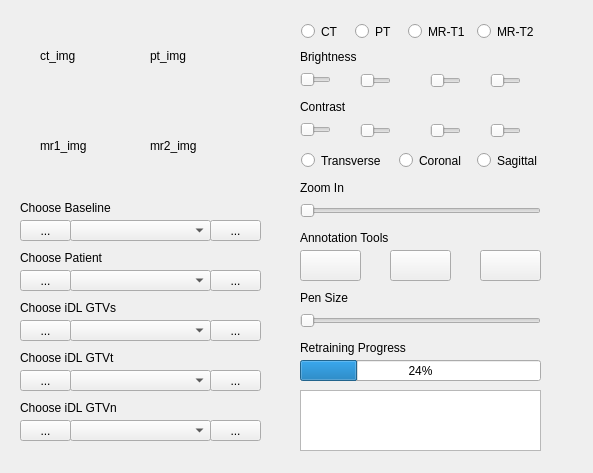
First picture: the form in py_code/core.ui, repository BBQtime/iDL_3d, before the edit.
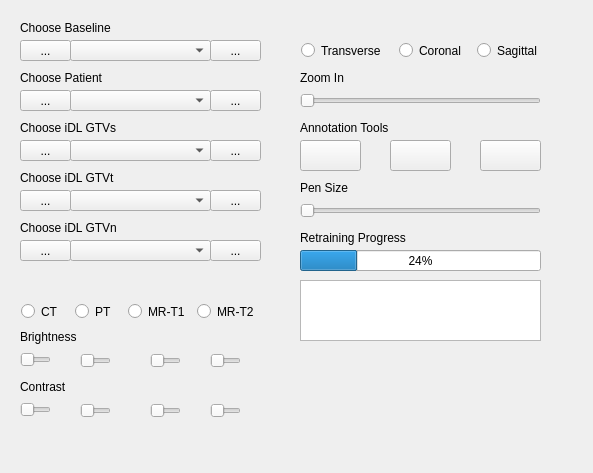
Second picture: the form after the edit. Icons and pictures are not drawn.

Commit message: 1.fix qimage saving bug. (add binarization before and after the reshape of ndarray) 2.add refresh_crosses and refresh_annotation into resizeEvent() 3.remove original qlabels as we are using customqlabel now.

```diff
--- a/py_code/core.ui
+++ b/py_code/core.ui
@@ -14,63 +14,11 @@
    <string>Interactive Learning Tool</string>
   </property>
   <widget class="QWidget" name="_central_widget">
-   <widget class="QLabel" name="_img_qlabel_ct">
-    <property name="geometry">
-     <rect>
-      <x>40</x>
-      <y>20</y>
-      <width>71</width>
-      <height>71</height>
-     </rect>
-    </property>
-    <property name="text">
-     <string>ct_img</string>
-    </property>
-   </widget>
-   <widget class="QLabel" name="_img_qlabel_pt">
-    <property name="geometry">
-     <rect>
-      <x>150</x>
-      <y>20</y>
-      <width>71</width>
-      <height>71</height>
-     </rect>
-    </property>
-    <property name="text">
-     <string>pt_img</string>
-    </property>
-   </widget>
-   <widget class="QLabel" name="_img_qlabel_mr1">
-    <property name="geometry">
-     <rect>
-      <x>40</x>
-      <y>110</y>
-      <width>71</width>
-      <height>71</height>
-     </rect>
-    </property>
-    <property name="text">
-     <string>mr1_img</string>
-    </property>
-   </widget>
-   <widget class="QLabel" name="_img_qlabel_mr2">
-    <property name="geometry">
-     <rect>
-      <x>150</x>
-      <y>110</y>
-      <width>71</width>
-      <height>71</height>
-     </rect>
-    </property>
-    <property name="text">
-     <string>mr2_img</string>
-    </property>
-   </widget>
    <widget class="QLabel" name="_text_label_idl_gtvt">
     <property name="geometry">
      <rect>
       <x>20</x>
-      <y>350</y>
+      <y>170</y>
       <width>101</width>
       <height>15</height>
      </rect>
@@ -83,7 +31,7 @@
     <property name="geometry">
      <rect>
       <x>20</x>
-      <y>250</y>
+      <y>70</y>
       <width>91</width>
       <height>15</height>
      </rect>
@@ -96,7 +44,7 @@
     <property name="geometry">
      <rect>
       <x>70</x>
-      <y>370</y>
+      <y>190</y>
       <width>141</width>
       <height>21</height>
      </rect>
@@ -106,7 +54,7 @@
     <property name="geometry">
      <rect>
       <x>70</x>
-      <y>270</y>
+      <y>90</y>
       <width>141</width>
       <height>21</height>
      </rect>
@@ -115,8 +63,8 @@
    <widget class="QSlider" name="_slider_bright_ct">
     <property name="geometry">
      <rect>
-      <x>300</x>
-      <y>69</y>
+      <x>20</x>
+      <y>349</y>
       <width>31</width>
       <height>22</height>
      </rect>
@@ -128,8 +76,8 @@
    <widget class="QSlider" name="_slider_contrast_ct">
     <property name="geometry">
      <rect>
-      <x>300</x>
-      <y>119</y>
+      <x>20</x>
+      <y>399</y>
       <width>31</width>
       <height>22</height>
      </rect>
@@ -141,8 +89,8 @@
    <widget class="QLabel" name="_text_label_bright">
     <property name="geometry">
      <rect>
-      <x>300</x>
-      <y>49</y>
+      <x>20</x>
+      <y>329</y>
       <width>64</width>
       <height>15</height>
      </rect>
@@ -154,8 +102,8 @@
    <widget class="QLabel" name="_text_label_contrast">
     <property name="geometry">
      <rect>
-      <x>300</x>
-      <y>99</y>
+      <x>20</x>
+      <y>379</y>
       <width>52</width>
       <height>15</height>
      </rect>
@@ -168,7 +116,7 @@
     <property name="geometry">
      <rect>
       <x>210</x>
-      <y>420</y>
+      <y>240</y>
       <width>51</width>
       <height>21</height>
      </rect>
@@ -181,7 +129,7 @@
     <property name="geometry">
      <rect>
       <x>70</x>
-      <y>420</y>
+      <y>240</y>
       <width>141</width>
       <height>21</height>
      </rect>
@@ -191,7 +139,7 @@
     <property name="geometry">
      <rect>
       <x>20</x>
-      <y>400</y>
+      <y>220</y>
       <width>104</width>
       <height>15</height>
      </rect>
@@ -204,7 +152,7 @@
     <property name="geometry">
      <rect>
       <x>20</x>
-      <y>420</y>
+      <y>240</y>
       <width>51</width>
       <height>21</height>
      </rect>
@@ -217,7 +165,7 @@
     <property name="geometry">
      <rect>
       <x>20</x>
-      <y>370</y>
+      <y>190</y>
       <width>51</width>
       <height>21</height>
      </rect>
@@ -230,7 +178,7 @@
     <property name="geometry">
      <rect>
       <x>210</x>
-      <y>370</y>
+      <y>190</y>
       <width>51</width>
       <height>21</height>
      </rect>
@@ -243,7 +191,7 @@
     <property name="geometry">
      <rect>
       <x>20</x>
-      <y>270</y>
+      <y>90</y>
       <width>51</width>
       <height>21</height>
      </rect>
@@ -256,7 +204,7 @@
     <property name="geometry">
      <rect>
       <x>210</x>
-      <y>270</y>
+      <y>90</y>
       <width>51</width>
       <height>21</height>
      </rect>
@@ -269,7 +217,7 @@
     <property name="geometry">
      <rect>
       <x>20</x>
-      <y>220</y>
+      <y>40</y>
       <width>51</width>
       <height>21</height>
      </rect>
@@ -282,7 +230,7 @@
     <property name="geometry">
      <rect>
       <x>210</x>
-      <y>220</y>
+      <y>40</y>
       <width>51</width>
       <height>21</height>
      </rect>
@@ -295,7 +243,7 @@
     <property name="geometry">
      <rect>
       <x>70</x>
-      <y>220</y>
+      <y>40</y>
       <width>141</width>
       <height>21</height>
      </rect>
@@ -305,7 +253,7 @@
     <property name="geometry">
      <rect>
       <x>20</x>
-      <y>200</y>
+      <y>20</y>
       <width>99</width>
       <height>15</height>
      </rect>
@@ -318,7 +266,7 @@
     <property name="geometry">
      <rect>
       <x>300</x>
-      <y>360</y>
+      <y>250</y>
       <width>241</width>
       <height>21</height>
      </rect>
@@ -331,7 +279,7 @@
     <property name="geometry">
      <rect>
       <x>300</x>
-      <y>340</y>
+      <y>230</y>
       <width>152</width>
       <height>15</height>
      </rect>
@@ -344,7 +292,7 @@
     <property name="geometry">
      <rect>
       <x>300</x>
-      <y>230</y>
+      <y>120</y>
       <width>241</width>
       <height>16</height>
      </rect>
@@ -357,7 +305,7 @@
     <property name="geometry">
      <rect>
       <x>300</x>
-      <y>250</y>
+      <y>140</y>
       <width>61</width>
       <height>31</height>
      </rect>
@@ -370,7 +318,7 @@
     <property name="geometry">
      <rect>
       <x>390</x>
-      <y>250</y>
+      <y>140</y>
       <width>61</width>
       <height>31</height>
      </rect>
@@ -387,7 +335,7 @@
     <property name="geometry">
      <rect>
       <x>480</x>
-      <y>250</y>
+      <y>140</y>
       <width>61</width>
       <height>31</height>
      </rect>
@@ -404,7 +352,7 @@
     <property name="geometry">
      <rect>
       <x>300</x>
-      <y>390</y>
+      <y>280</y>
       <width>241</width>
       <height>61</height>
      </rect>
@@ -414,7 +362,7 @@
     <property name="geometry">
      <rect>
       <x>301</x>
-      <y>150</y>
+      <y>40</y>
       <width>92</width>
       <height>21</height>
      </rect>
@@ -427,7 +375,7 @@
     <property name="geometry">
      <rect>
       <x>399</x>
-      <y>150</y>
+      <y>40</y>
       <width>72</width>
       <height>21</height>
      </rect>
@@ -440,7 +388,7 @@
     <property name="geometry">
      <rect>
       <x>477</x>
-      <y>150</y>
+      <y>40</y>
       <width>71</width>
       <height>21</height>
      </rect>
@@ -452,8 +400,8 @@
    <widget class="QRadioButton" name="_radio_btn_ct">
     <property name="geometry">
      <rect>
-      <x>301</x>
-      <y>21</y>
+      <x>21</x>
+      <y>301</y>
       <width>42</width>
       <height>21</height>
      </rect>
@@ -465,8 +413,8 @@
    <widget class="QRadioButton" name="_radio_btn_pt">
     <property name="geometry">
      <rect>
-      <x>355</x>
-      <y>21</y>
+      <x>75</x>
+      <y>301</y>
       <width>41</width>
       <height>21</height>
      </rect>
@@ -478,8 +426,8 @@
    <widget class="QRadioButton" name="_radio_btn_mr1">
     <property name="geometry">
      <rect>
-      <x>408</x>
-      <y>21</y>
+      <x>128</x>
+      <y>301</y>
       <width>63</width>
       <height>21</height>
      </rect>
@@ -491,8 +439,8 @@
    <widget class="QRadioButton" name="_radio_btn_mr2">
     <property name="geometry">
      <rect>
-      <x>477</x>
-      <y>21</y>
+      <x>197</x>
+      <y>301</y>
       <width>63</width>
       <height>21</height>
      </rect>
@@ -505,7 +453,7 @@
     <property name="geometry">
      <rect>
       <x>300</x>
-      <y>200</y>
+      <y>90</y>
       <width>241</width>
       <height>22</height>
      </rect>
@@ -518,7 +466,7 @@
     <property name="geometry">
      <rect>
       <x>300</x>
-      <y>180</y>
+      <y>70</y>
       <width>52</width>
       <height>15</height>
      </rect>
@@ -531,7 +479,7 @@
     <property name="geometry">
      <rect>
       <x>210</x>
-      <y>320</y>
+      <y>140</y>
       <width>51</width>
       <height>21</height>
      </rect>
@@ -544,7 +492,7 @@
     <property name="geometry">
      <rect>
       <x>70</x>
-      <y>320</y>
+      <y>140</y>
       <width>141</width>
       <height>21</height>
      </rect>
@@ -554,7 +502,7 @@
     <property name="geometry">
      <rect>
       <x>20</x>
-      <y>320</y>
+      <y>140</y>
       <width>51</width>
       <height>21</height>
      </rect>
@@ -567,7 +515,7 @@
     <property name="geometry">
      <rect>
       <x>20</x>
-      <y>300</y>
+      <y>120</y>
       <width>103</width>
       <height>15</height>
      </rect>
@@ -579,8 +527,8 @@
    <widget class="QSlider" name="_slider_bright_pt">
     <property name="geometry">
      <rect>
-      <x>360</x>
-      <y>70</y>
+      <x>80</x>
+      <y>350</y>
       <width>31</width>
       <height>22</height>
      </rect>
@@ -592,8 +540,8 @@
    <widget class="QSlider" name="_slider_bright_mr1">
     <property name="geometry">
      <rect>
-      <x>430</x>
-      <y>70</y>
+      <x>150</x>
+      <y>350</y>
       <width>31</width>
       <height>22</height>
      </rect>
@@ -605,8 +553,8 @@
    <widget class="QSlider" name="_slider_bright_mr2">
     <property name="geometry">
      <rect>
-      <x>490</x>
-      <y>70</y>
+      <x>210</x>
+      <y>350</y>
       <width>31</width>
       <height>22</height>
      </rect>
@@ -618,8 +566,8 @@
    <widget class="QSlider" name="_slider_contrast_pt">
     <property name="geometry">
      <rect>
-      <x>360</x>
-      <y>120</y>
+      <x>80</x>
+      <y>400</y>
       <width>31</width>
       <height>22</height>
      </rect>
@@ -631,8 +579,8 @@
    <widget class="QSlider" name="_slider_contrast_mr1">
     <property name="geometry">
      <rect>
-      <x>430</x>
-      <y>120</y>
+      <x>150</x>
+      <y>400</y>
       <width>31</width>
       <height>22</height>
      </rect>
@@ -644,8 +592,8 @@
    <widget class="QSlider" name="_slider_contrast_mr2">
     <property name="geometry">
      <rect>
-      <x>490</x>
-      <y>120</y>
+      <x>210</x>
+      <y>400</y>
       <width>31</width>
       <height>22</height>
      </rect>
@@ -658,7 +606,7 @@
     <property name="geometry">
      <rect>
       <x>300</x>
-      <y>310</y>
+      <y>200</y>
       <width>241</width>
       <height>22</height>
      </rect>
@@ -671,7 +619,7 @@
     <property name="geometry">
      <rect>
       <x>300</x>
-      <y>290</y>
+      <y>180</y>
       <width>52</width>
       <height>15</height>
      </rect>
```
The commit also changes 3 other files.
